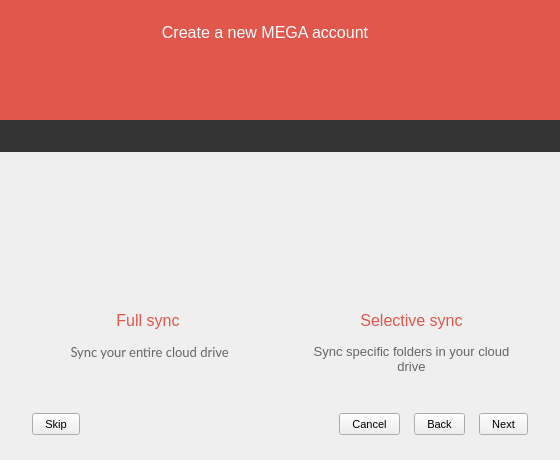
The window that src/MEGASync/gui/win/SetupWizard.ui (meganz/MEGAsync) describes before a commit, drawn with Qt 5.
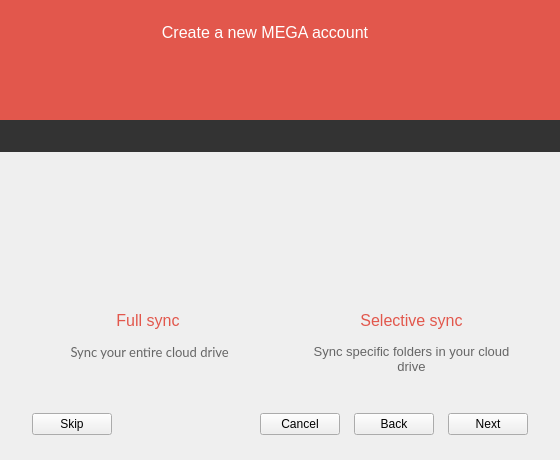
The same window after the commit. The open tabs and pages were chosen to show the change. Icons and pictures are not drawn. Custom widgets are drawn as their Qt base class.

Commit message: SNC-2573. Button sizes on dialogs on windows

The edit to the form file:
```diff
--- a/src/MEGASync/gui/win/SetupWizard.ui
+++ b/src/MEGASync/gui/win/SetupWizard.ui
@@ -26,7 +26,7 @@
    <string>Set up Assistant - MEGAsync</string>
   </property>
   <property name="styleSheet">
-   <string notr="true">QPushButton, QLabel, QLineEdit
+   <string notr="true">QLabel, QLineEdit
 {
 font-size: 11px;
 }
@@ -92,12 +92,6 @@
 #wErrorMessage
 {
 	background-color: #333333;
-}
-
-QPushButton
-{
-	padding-right: 12px;
-	padding-left: 12px;
 }</string>
   </property>
   <layout class="QVBoxLayout" name="verticalLayout">
@@ -1289,7 +1283,7 @@
              <property name="bottomMargin">
               <number>14</number>
              </property>
-             <item>
+             <item alignment="Qt::AlignHCenter">
               <widget class="QPushButton" name="rTypicalSetup">
                <property name="sizePolicy">
                 <sizepolicy hsizetype="Preferred" vsizetype="Preferred">
@@ -1310,9 +1304,7 @@
                 </size>
                </property>
                <property name="font">
-                <font>
-                 <pointsize>-1</pointsize>
-                </font>
+                <font/>
                </property>
                <property name="focusPolicy">
                 <enum>Qt::NoFocus</enum>
@@ -1506,7 +1498,7 @@
              <property name="bottomMargin">
               <number>14</number>
              </property>
-             <item>
+             <item alignment="Qt::AlignHCenter">
               <widget class="QPushButton" name="rAdvancedSetup">
                <property name="sizePolicy">
                 <sizepolicy hsizetype="Preferred" vsizetype="Preferred">
@@ -1527,9 +1519,7 @@
                 </size>
                </property>
                <property name="font">
-                <font>
-                 <pointsize>-1</pointsize>
-                </font>
+                <font/>
                </property>
                <property name="focusPolicy">
                 <enum>Qt::NoFocus</enum>
@@ -2293,12 +2283,6 @@
       </property>
       <item>
        <widget class="QPushButton" name="bSkip">
-        <property name="minimumSize">
-         <size>
-          <width>0</width>
-          <height>22</height>
-         </size>
-        </property>
         <property name="text">
          <string>Skip</string>
         </property>
@@ -2319,12 +2303,6 @@
       </item>
       <item>
        <widget class="QPushButton" name="bCancel">
-        <property name="minimumSize">
-         <size>
-          <width>0</width>
-          <height>22</height>
-         </size>
-        </property>
         <property name="text">
          <string>Cancel</string>
         </property>
@@ -2332,12 +2310,6 @@
       </item>
       <item>
        <widget class="QPushButton" name="bBack">
-        <property name="minimumSize">
-         <size>
-          <width>0</width>
-          <height>22</height>
-         </size>
-        </property>
         <property name="text">
          <string>Back</string>
         </property>
@@ -2345,12 +2317,6 @@
       </item>
       <item>
        <widget class="QPushButton" name="bNext">
-        <property name="minimumSize">
-         <size>
-          <width>0</width>
-          <height>22</height>
-         </size>
-        </property>
         <property name="text">
          <string>Next</string>
         </property>
```
Left out of the diff: 35 changed lines with no effect on the pictures. The commit also changes 20 other files.
